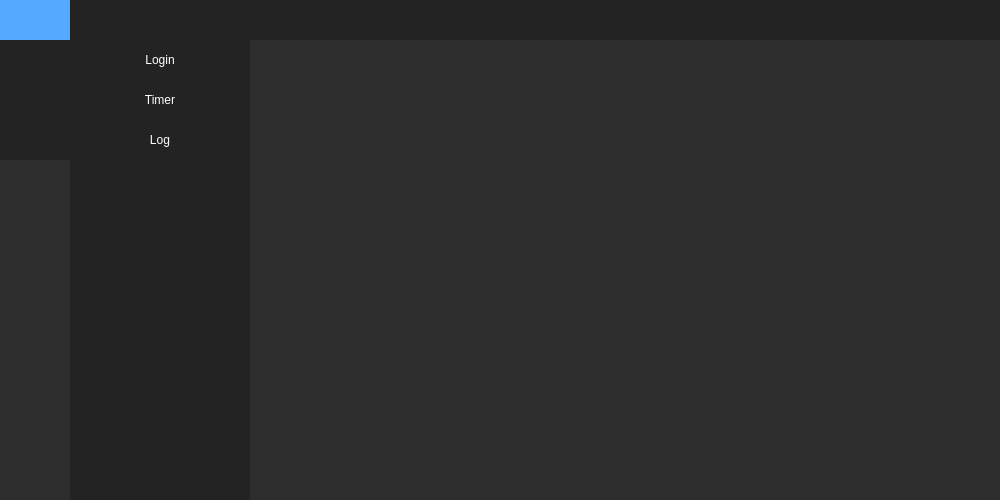
Above: PomordorUI/mainwindow.ui from kiseop91/Pomordor before the change. Below: the same form after it.
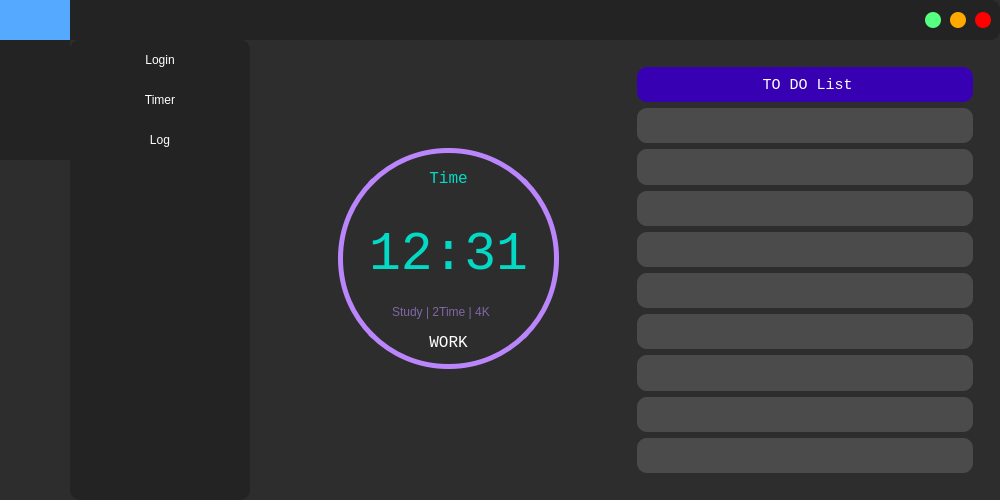
That is the form after the change. Icons and pictures are not drawn.

Commit message: UI 추가, Sample Timer, Sample TodoList 추가

```diff
--- a/PomordorUI/mainwindow.ui
+++ b/PomordorUI/mainwindow.ui
@@ -20,9 +20,14 @@
    <string>MainWindow</string>
   </property>
   <property name="styleSheet">
-   <string notr="true">background-color: rgb(45, 45, 45);</string>
+   <string notr="true">background-color: rgb(45, 45, 45);
+border-radius:10px;
+</string>
   </property>
   <widget class="QWidget" name="centralwidget">
+   <property name="styleSheet">
+    <string notr="true"/>
+   </property>
    <layout class="QVBoxLayout" name="verticalLayout">
     <property name="spacing">
      <number>0</number>
@@ -121,7 +126,8 @@
             </property>
             <property name="styleSheet">
              <string notr="true">color: rgb(255, 255, 255);
-border: 0px solid;</string>
+border: 0px solid;
+border-radius: none;</string>
             </property>
             <property name="text">
              <string/>
@@ -185,28 +191,23 @@
             </property>
             <property name="maximumSize">
              <size>
-              <width>40</width>
-              <height>16777215</height>
+              <width>16</width>
+              <height>16</height>
              </size>
             </property>
             <property name="styleSheet">
-             <string notr="true">QPushButton {
-	color: rgb(255, 255, 255);
-	background-color: rgb(35, 35, 35);
-	border: 0px solid;
+             <string notr="true">QPushButton{
+	border: none;
+	border-radius: 8px;
+	background-color:rgb(85,255,127);
 }
-QPushButton:hover {
-	background-color: rgb(255, 0, 0);
-	background-color: rgb(76, 76, 76);
+QPushButton:hover{
+	background-color:rgba(85,255,127,150);
 }</string>
             </property>
             <property name="text">
              <string/>
             </property>
-            <property name="icon">
-             <iconset resource="files.qrc">
-              <normaloff>:/20x20/icons/20x20/cil-window-minimize.png</normaloff>:/20x20/icons/20x20/cil-window-minimize.png</iconset>
-            </property>
            </widget>
           </item>
           <item>
@@ -219,28 +220,24 @@
             </property>
             <property name="maximumSize">
              <size>
-              <width>40</width>
-              <height>16777215</height>
+              <width>16</width>
+              <height>16</height>
              </size>
             </property>
             <property name="styleSheet">
-             <string notr="true">QPushButton {
-	color: rgb(255, 255, 255);
-	background-color: rgb(35, 35, 35);
-	border: 0px solid;
+             <string notr="true">QPushButton{
+	border: none;
+	border-radius: 8px;
+	background-color:rgb(255,170,0);
 }
-QPushButton:hover {
-	background-color: rgb(255, 0, 0);
-	background-color: rgb(76, 76, 76);
+QPushButton:hover
+{
+	background-color:rgba(255,170,0,150);
 }</string>
             </property>
             <property name="text">
              <string/>
             </property>
-            <property name="icon">
-             <iconset resource="files.qrc">
-              <normaloff>:/20x20/icons/20x20/cil-window-restore.png</normaloff>:/20x20/icons/20x20/cil-window-restore.png</iconset>
-            </property>
            </widget>
           </item>
           <item>
@@ -253,27 +250,24 @@
             </property>
             <property name="maximumSize">
              <size>
-              <width>40</width>
-              <height>16777215</height>
+              <width>16</width>
+              <height>16</height>
              </size>
             </property>
             <property name="styleSheet">
-             <string notr="true">QPushButton {
-	color: rgb(255, 255, 255);
-	background-color: rgb(35, 35, 35);
-	border: 0px solid;
+             <string notr="true">QPushButton{
+	border: none;
+	border-radius: 8px;
+	background-color:rgb(255,0,0);
 }
-QPushButton:hover {
-	background-color: rgb(200, 0, 0);
+QPushButton:hover
+{
+	background-color:rgba(255,0,0,150);
 }</string>
             </property>
             <property name="text">
              <string/>
             </property>
-            <property name="icon">
-             <iconset resource="files.qrc">
-              <normaloff>:/20x20/icons/20x20/cil-x.png</normaloff>:/20x20/icons/20x20/cil-x.png</iconset>
-            </property>
            </widget>
           </item>
          </layout>
@@ -376,6 +370,7 @@
 	color: rgb(255, 255, 255);
 	background-color: rgb(35, 35, 35);
 	border: 0px solid;
+	border-radius: none;
 }
 QPushButton:hover {
 	background-color: rgb(85, 170, 255);
@@ -403,6 +398,7 @@
 	color: rgb(255, 255, 255);
 	background-color: rgb(35, 35, 35);
 	border: 0px solid;
+	border-radius: none;
 }
 QPushButton:hover {
 	background-color: rgb(85, 170, 255);
@@ -430,6 +426,7 @@
 	color: rgb(255, 255, 255);
 	background-color: rgb(35, 35, 35);
 	border: 0px solid;
+	border-radius: none;
 }
 QPushButton:hover {
 	background-color: rgb(85, 170, 255);
@@ -618,7 +615,7 @@
           <bool>true</bool>
          </property>
          <property name="sizePolicy">
-          <sizepolicy hsizetype="Expanding" vsizetype="Expanding">
+          <sizepolicy hsizetype="Expanding" vsizetype="Preferred">
            <horstretch>0</horstretch>
            <verstretch>0</verstretch>
           </sizepolicy>
@@ -644,7 +641,326 @@
             <property name="styleSheet">
              <string notr="true"/>
             </property>
-            <widget class="QWidget" name="page"/>
+            <widget class="QWidget" name="page">
+             <layout class="QHBoxLayout" name="horizontalLayout_4">
+              <item>
+               <widget class="QFrame" name="frame_5">
+                <property name="styleSheet">
+                 <string notr="true"/>
+                </property>
+                <property name="frameShape">
+                 <enum>QFrame::StyledPanel</enum>
+                </property>
+                <property name="frameShadow">
+                 <enum>QFrame::Raised</enum>
+                </property>
+                <widget class="QFrame" name="frame_3">
+                 <property name="geometry">
+                  <rect>
+                   <x>70</x>
+                   <y>90</y>
+                   <width>221</width>
+                   <height>221</height>
+                  </rect>
+                 </property>
+                 <property name="styleSheet">
+                  <string notr="true">QFrame{
+	border: 5px solid rgb(187, 134, 252);
+	border-radius:110px;
+}
+QFrame:hover{
+	border: 5px solid rgb(105,95,148);
+}</string>
+                 </property>
+                 <property name="frameShape">
+                  <enum>QFrame::StyledPanel</enum>
+                 </property>
+                 <property name="frameShadow">
+                  <enum>QFrame::Raised</enum>
+                 </property>
+                 <widget class="QLabel" name="label">
+                  <property name="geometry">
+                   <rect>
+                    <x>50</x>
+                    <y>20</y>
+                    <width>121</width>
+                    <height>20</height>
+                   </rect>
+                  </property>
+                  <property name="font">
+                   <font>
+                    <family>Lucida Console</family>
+                    <pointsize>12</pointsize>
+                    <weight>50</weight>
+                    <bold>false</bold>
+                   </font>
+                  </property>
+                  <property name="styleSheet">
+                   <string notr="true">border:none;
+color: rgb(3, 218, 198);
+background-color: rgba(0, 0, 0,0);</string>
+                  </property>
+                  <property name="text">
+                   <string>Time</string>
+                  </property>
+                  <property name="alignment">
+                   <set>Qt::AlignCenter</set>
+                  </property>
+                 </widget>
+                 <widget class="QLabel" name="label_2">
+                  <property name="geometry">
+                   <rect>
+                    <x>50</x>
+                    <y>184</y>
+                    <width>121</width>
+                    <height>20</height>
+                   </rect>
+                  </property>
+                  <property name="font">
+                   <font>
+                    <family>Lucida Console</family>
+                    <pointsize>12</pointsize>
+                    <weight>50</weight>
+                    <bold>false</bold>
+                   </font>
+                  </property>
+                  <property name="styleSheet">
+                   <string notr="true">border:none;
+color: rgb(255, 255, 255);
+background-color: rgba(0, 0, 0,0);
+</string>
+                  </property>
+                  <property name="text">
+                   <string>WORK</string>
+                  </property>
+                  <property name="alignment">
+                   <set>Qt::AlignCenter</set>
+                  </property>
+                 </widget>
+                 <widget class="QLabel" name="label_3">
+                  <property name="geometry">
+                   <rect>
+                    <x>20</x>
+                    <y>61</y>
+                    <width>181</width>
+                    <height>91</height>
+                   </rect>
+                  </property>
+                  <property name="font">
+                   <font>
+                    <family>Lucida Console</family>
+                    <pointsize>40</pointsize>
+                    <weight>50</weight>
+                    <bold>false</bold>
+                   </font>
+                  </property>
+                  <property name="styleSheet">
+                   <string notr="true">border:none;
+color: rgb(3, 218, 198);
+background-color: rgba(0, 0, 0,0);</string>
+                  </property>
+                  <property name="text">
+                   <string>12:31</string>
+                  </property>
+                  <property name="alignment">
+                   <set>Qt::AlignCenter</set>
+                  </property>
+                 </widget>
+                 <widget class="QLabel" name="label_4">
+                  <property name="geometry">
+                   <rect>
+                    <x>54</x>
+                    <y>153</y>
+                    <width>111</width>
+                    <height>21</height>
+                   </rect>
+                  </property>
+                  <property name="styleSheet">
+                   <string notr="true">border:none;
+color: rgb(128, 102, 168);
+background-color: rgba(0, 0, 0,0);</string>
+                  </property>
+                  <property name="text">
+                   <string>Study | 2Time | 4K </string>
+                  </property>
+                 </widget>
+                </widget>
+               </widget>
+              </item>
+              <item>
+               <widget class="QFrame" name="frame_4">
+                <property name="styleSheet">
+                 <string notr="true"/>
+                </property>
+                <property name="frameShape">
+                 <enum>QFrame::StyledPanel</enum>
+                </property>
+                <property name="frameShadow">
+                 <enum>QFrame::Raised</enum>
+                </property>
+                <layout class="QVBoxLayout" name="verticalLayout_8">
+                 <item>
+                  <widget class="QFrame" name="frame_8">
+                   <property name="styleSheet">
+                    <string notr="true">background-color: rgb(55, 0, 179);</string>
+                   </property>
+                   <property name="frameShape">
+                    <enum>QFrame::StyledPanel</enum>
+                   </property>
+                   <property name="frameShadow">
+                    <enum>QFrame::Raised</enum>
+                   </property>
+                   <widget class="QLabel" name="label_5">
+                    <property name="geometry">
+                     <rect>
+                      <x>105</x>
+                      <y>7</y>
+                      <width>131</width>
+                      <height>21</height>
+                     </rect>
+                    </property>
+                    <property name="font">
+                     <font>
+                      <family>Lucida Console</family>
+                      <pointsize>11</pointsize>
+                      <weight>50</weight>
+                      <bold>false</bold>
+                     </font>
+                    </property>
+                    <property name="styleSheet">
+                     <string notr="true">color: rgb(255, 255, 255);</string>
+                    </property>
+                    <property name="text">
+                     <string>TO DO List</string>
+                    </property>
+                    <property name="alignment">
+                     <set>Qt::AlignCenter</set>
+                    </property>
+                   </widget>
+                  </widget>
+                 </item>
+                 <item>
+                  <widget class="QFrame" name="frame_6">
+                   <property name="styleSheet">
+                    <string notr="true">background-color: rgb(75, 75, 75);</string>
+                   </property>
+                   <property name="frameShape">
+                    <enum>QFrame::StyledPanel</enum>
+                   </property>
+                   <property name="frameShadow">
+                    <enum>QFrame::Raised</enum>
+                   </property>
+                  </widget>
+                 </item>
+                 <item>
+                  <widget class="QFrame" name="frame_15">
+                   <property name="styleSheet">
+                    <string notr="true">background-color: rgb(75, 75, 75);</string>
+                   </property>
+                   <property name="frameShape">
+                    <enum>QFrame::StyledPanel</enum>
+                   </property>
+                   <property name="frameShadow">
+                    <enum>QFrame::Raised</enum>
+                   </property>
+                  </widget>
+                 </item>
+                 <item>
+                  <widget class="QFrame" name="frame_14">
+                   <property name="styleSheet">
+                    <string notr="true">background-color: rgb(75, 75, 75);</string>
+                   </property>
+                   <property name="frameShape">
+                    <enum>QFrame::StyledPanel</enum>
+                   </property>
+                   <property name="frameShadow">
+                    <enum>QFrame::Raised</enum>
+                   </property>
+                  </widget>
+                 </item>
+                 <item>
+                  <widget class="QFrame" name="frame_11">
+                   <property name="styleSheet">
+                    <string notr="true">background-color: rgb(75, 75, 75);</string>
+                   </property>
+                   <property name="frameShape">
+                    <enum>QFrame::StyledPanel</enum>
+                   </property>
+                   <property name="frameShadow">
+                    <enum>QFrame::Raised</enum>
+                   </property>
+                  </widget>
+                 </item>
+                 <item>
+                  <widget class="QFrame" name="frame_9">
+                   <property name="styleSheet">
+                    <string notr="true">background-color: rgb(75, 75, 75);</string>
+                   </property>
+                   <property name="frameShape">
+                    <enum>QFrame::StyledPanel</enum>
+                   </property>
+                   <property name="frameShadow">
+                    <enum>QFrame::Raised</enum>
+                   </property>
+                  </widget>
+                 </item>
+                 <item>
+                  <widget class="QFrame" name="frame_13">
+                   <property name="styleSheet">
+                    <string notr="true">background-color: rgb(75, 75, 75);</string>
+                   </property>
+                   <property name="frameShape">
+                    <enum>QFrame::StyledPanel</enum>
+                   </property>
+                   <property name="frameShadow">
+                    <enum>QFrame::Raised</enum>
+                   </property>
+                  </widget>
+                 </item>
+                 <item>
+                  <widget class="QFrame" name="frame_10">
+                   <property name="styleSheet">
+                    <string notr="true">background-color: rgb(75, 75, 75);</string>
+                   </property>
+                   <property name="frameShape">
+                    <enum>QFrame::StyledPanel</enum>
+                   </property>
+                   <property name="frameShadow">
+                    <enum>QFrame::Raised</enum>
+                   </property>
+                  </widget>
+                 </item>
+                 <item>
+                  <widget class="QFrame" name="frame_12">
+                   <property name="styleSheet">
+                    <string notr="true">background-color: rgb(75, 75, 75);</string>
+                   </property>
+                   <property name="frameShape">
+                    <enum>QFrame::StyledPanel</enum>
+                   </property>
+                   <property name="frameShadow">
+                    <enum>QFrame::Raised</enum>
+                   </property>
+                  </widget>
+                 </item>
+                 <item>
+                  <widget class="QFrame" name="frame_7">
+                   <property name="styleSheet">
+                    <string notr="true">background-color: rgb(75, 75, 75);</string>
+                   </property>
+                   <property name="frameShape">
+                    <enum>QFrame::StyledPanel</enum>
+                   </property>
+                   <property name="frameShadow">
+                    <enum>QFrame::Raised</enum>
+                   </property>
+                  </widget>
+                 </item>
+                </layout>
+               </widget>
+              </item>
+             </layout>
+            </widget>
             <widget class="QWidget" name="page_2"/>
            </widget>
           </item>
```
